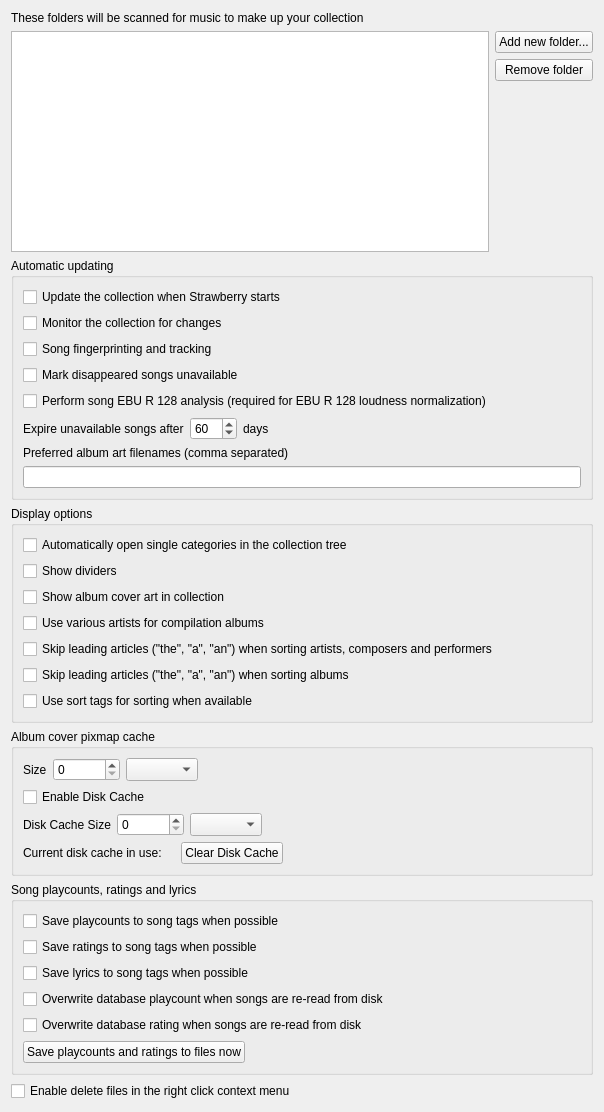
strawberrymusicplayer/strawberry, file src/settings/collectionsettingspage.ui: the form before one commit.
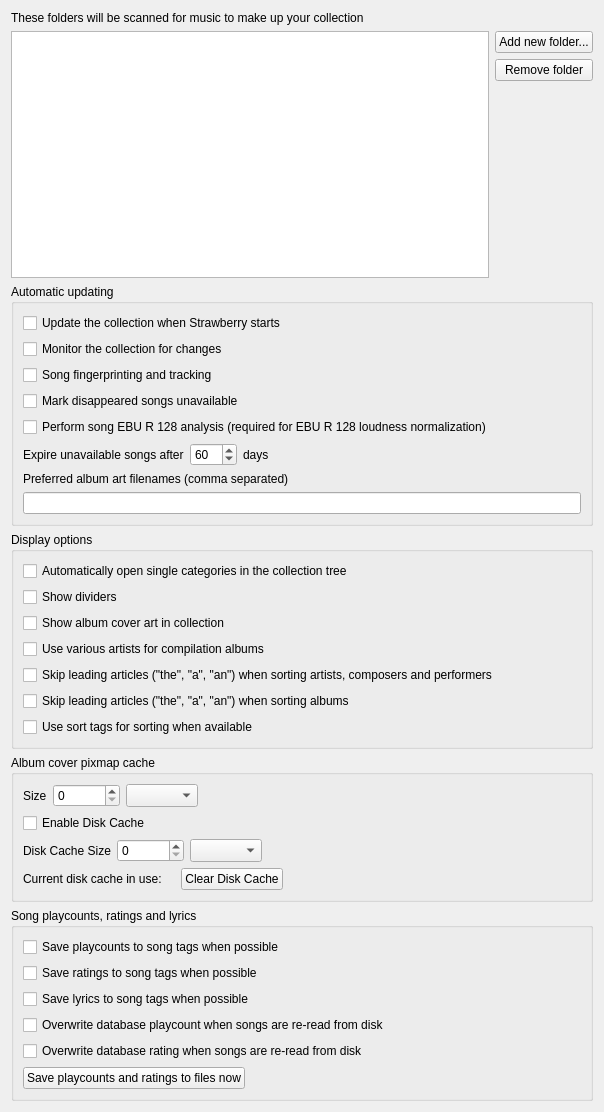
The form after the commit.

```diff
--- a/src/settings/collectionsettingspage.ui
+++ b/src/settings/collectionsettingspage.ui
@@ -525,13 +525,6 @@
      </layout>
     </widget>
    </item>
-   <item>
-    <widget class="QCheckBox" name="checkbox_delete_files">
-     <property name="text">
-      <string>Enable delete files in the right click context menu</string>
-     </property>
-    </widget>
-   </item>
   </layout>
  </widget>
  <tabstops>
```
Left out of the diff: 1 changed line with no effect on the pictures.
